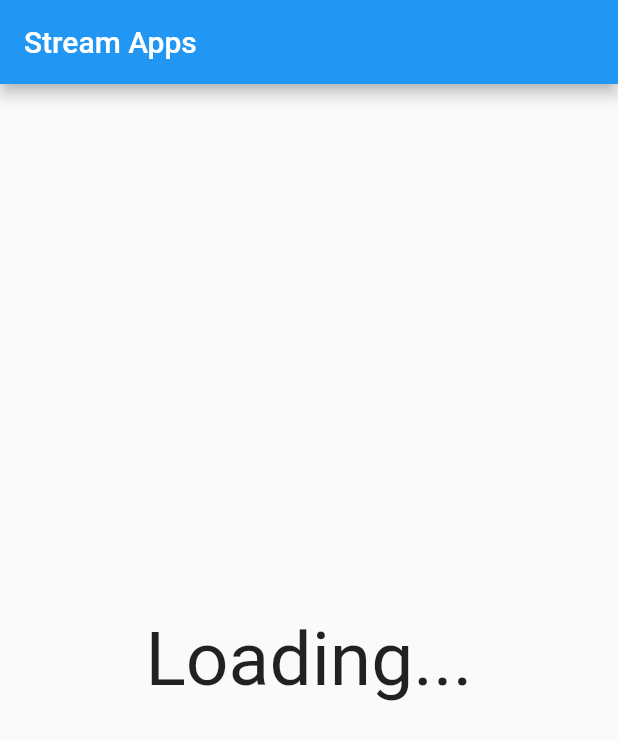
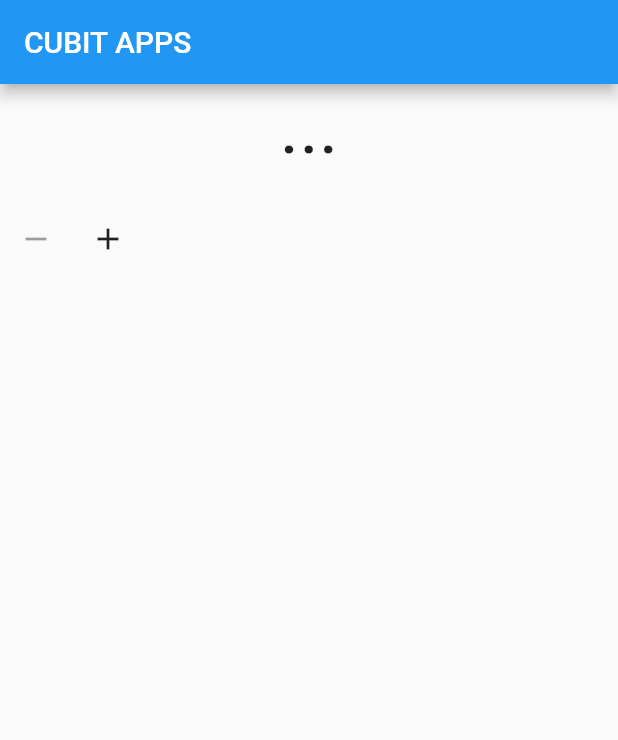
Before and after one commit to Lavina-23/bloc, a Flutter app: the first screen one second after launch, on a phone screen of 412 x 824 dp. Shown: the top 740 px of the screen. Run offline on Flutter 3.47's test engine with Material 2 defaults, Android fonts, the phone set to English and light mode, and no system bars; our stand-ins replace bloc; statements that could not run were skipped.

Commit message:
edit folder's name

```diff
--- a/lib/main.dart
+++ b/lib/main.dart
@@ -1,3 +1,4 @@
+import 'package:bloc/bloc.dart';
 import 'package:flutter/material.dart';
 
 void main() {
@@ -9,52 +10,57 @@ class MyApp extends StatelessWidget {
 
   @override
   Widget build(BuildContext context) {
-    return const MaterialApp(
+    return MaterialApp(
       home: HomePage(),
     );
+  }
+}
+
+class CounterCubit extends Cubit<int> {
+  CounterCubit() : super(0);
+
+  void increment() => emit(state + 1);
+
+  @override
+  void onChange(Change<int> change) {
+    super.onChange(change);
+    print(change);
   }
 }
 
 class HomePage extends StatelessWidget {
   const HomePage({super.key});
 
-  Stream<int> countStream() async* {
-    for (int i = 1; i <= 10; i++) {
-      await Future.delayed(const Duration(seconds: 1));
-      yield i;
-    }
-  }
-
   @override
   Widget build(BuildContext context) {
-    print("REBUILD");
     return Scaffold(
       appBar: AppBar(
-        title: const Text("Stream Apps"),
+        title: Text("CUBIT APPS"),
       ),
-      body: StreamBuilder(
-        stream: countStream(),
-        builder: (context, snapshot) {
-          if (snapshot.connectionState == ConnectionState.waiting) {
-            return const Center(
-              child: Text(
-                "Loading...",
-                style: TextStyle(
-                  fontSize: 50,
-                ),
+      body: const Column(
+        children: [
+          Center(
+            child: Text(
+              "...",
+              style: TextStyle(
+                fontSize: 50,
               ),
-            );
-          } else {
-            return Center(
-              child: Text(
-                "${snapshot.data}",
-                style: const TextStyle(
-                  fontSize: 50
-                ),
+            ),
+          ),
+          SizedBox(height: 20,),
+          Row(
+            children: [
+              IconButton(
+                onPressed: () {},
+                icon: Icon(Icons.remove)
               ),
-            );
-          }
-        },
+              IconButton(
+                onPressed: () {},
+                icon: Icon(Icons.add),
+              )
+            ],
+          ),
+        ],
       ),
     );
   }
```
Also changed, not shown: pubspec.yaml (+5 -18 lines), pubspec.lock.
